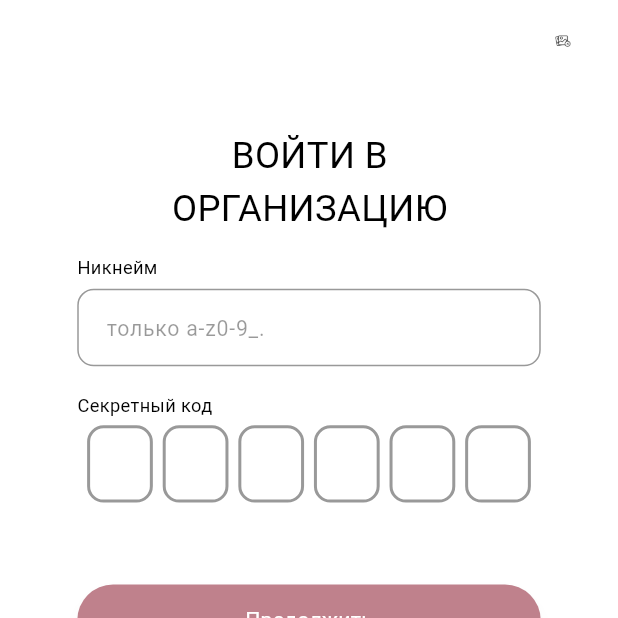
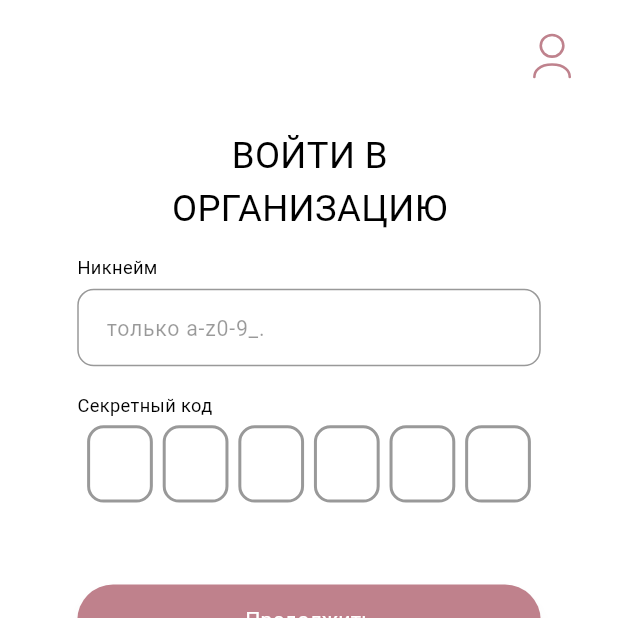
Before and after one commit to nvsich/csevent, a Flutter app: the CreateOrganization screen opened by its route, after a tap on "Войти", on a phone screen of 412 x 824 dp, the top half of it. Run offline on Flutter 3.47's test engine with Material 3 defaults, Android fonts, the light colour scheme and no system bars; drawn by our look-alikes of pin_code_fields; our stand-ins replace cached_network_image, flutter_svg, fluttertoast, get_it, shared_preferences; accounts and stored records are empty; Roboto replaces fonts that are missing (Montserrat).

Commit message:
add profile button icon

```diff
--- a/lib/core/utils/image_constant.dart
+++ b/lib/core/utils/image_constant.dart
@@ -1,7 +1,9 @@
 class ImageConstant {
-  static String imagePath = 'assets/images';
+  static const String _imagePath = 'assets/images';
 
-  static String imgNotFound = '$imagePath/image_not_found.png';
+  static const String imgNotFound = '$_imagePath/image_not_found.png';
 
-  static String backButton = '$imagePath/back_button.svg';
+  static const String backButton = '$_imagePath/back_button.svg';
+
+  static const String profileButton = '$_imagePath/profile_button.svg';
 }
--- a/lib/screens/create_organization_screen.dart
+++ b/lib/screens/create_organization_screen.dart
@@ -123,7 +123,7 @@ class CreateOrganization extends StatelessWidget {
           child: Column(
             children: [
               AppbarTrailingImage(
-                imagePath: ImageConstant.imgNotFound,
+                imagePath: ImageConstant.profileButton,
                 onTap: () {
                   Navigator.of(context).pushNamed(RouteGenerator.profile);
                 },
--- a/lib/screens/dashboard/profile/profile_screen.dart
+++ b/lib/screens/dashboard/profile/profile_screen.dart
@@ -97,12 +97,6 @@ class ProfileScreen extends StatelessWidget {
       ),
       centerTitle: true,
       title: const AppbarSubtitle(text: "Аккаунт"),
-      actions: [
-        AppbarTrailingImage(
-          imagePath: ImageConstant.imgNotFound,
-          margin: EdgeInsets.fromLTRB(49.h, 5.v, 52.h, 5.v),
-        )
-      ],
     );
   }
 }
--- a/lib/screens/dashboard/screens/dashboard.dart
+++ b/lib/screens/dashboard/screens/dashboard.dart
@@ -68,12 +68,12 @@ class _DashboardState extends State<Dashboard> {
       title: const AppbarTitle(text: "CSTATI"),
       actions: [
         AppbarTrailingImage(
-          imagePath: ImageConstant.imgNotFound,
+          imagePath: ImageConstant.profileButton,
           margin: EdgeInsets.symmetric(
             horizontal: 9.h,
             vertical: 3.v,
           ),
-          onTap: () {
+          onTap: () async {
             Navigator.of(context).pushNamed(RouteGenerator.profile);
           },
         ),
--- a/lib/screens/signin_organization_screen.dart
+++ b/lib/screens/signin_organization_screen.dart
@@ -130,8 +130,8 @@ class SignInOrganization extends StatelessWidget {
                 height: 6.v,
               ),
               AppbarTrailingImage(
-                imagePath: ImageConstant.imgNotFound,
-                onTap: () {
+                imagePath: ImageConstant.profileButton,
+                onTap: () async {
                   Navigator.of(context).pushNamed(RouteGenerator.profile);
                 },
               ),
--- a/lib/widgets/app_bar/appbar_trailing_image.dart
+++ b/lib/widgets/app_bar/appbar_trailing_image.dart
@@ -27,8 +27,8 @@ class AppbarTrailingImage extends StatelessWidget {
         padding: margin ?? EdgeInsets.zero,
         child: CustomImageView(
           imagePath: imagePath,
-          height: 20.v,
-          width: 27.h,
+          height: 40.v,
+          width: 40.h,
           fit: BoxFit.contain,
         ),
       ),
```
Also changed, not shown: lib/screens/login_screen.dart (+14 -8 lines), lib/screens/signup_screen.dart (+6 -3 lines), assets/images/profile_button.svg (added).
